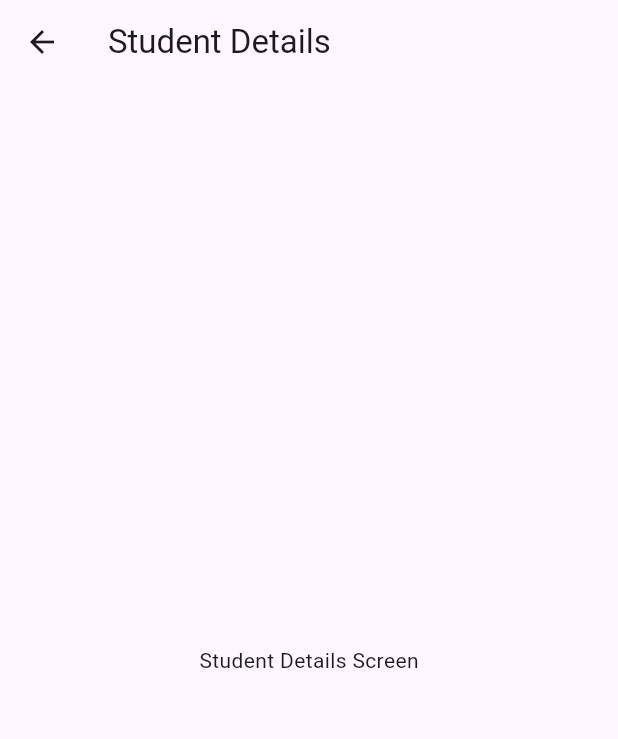
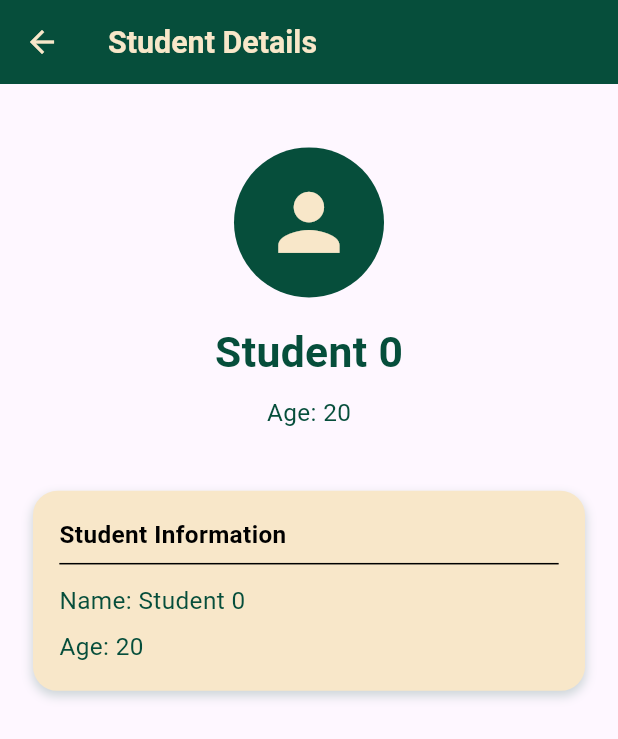
Before and after one commit to AhmedMaresh/my_student_app, a Flutter app: the screen it shows after launch, after a tap on an icon or button, on a phone screen of 412 x 824 dp. Shown: the top 739 px of the screen. Run offline on Flutter 3.47's test engine with Material 3 defaults, Android fonts, the phone set to English and light mode, and no system bars; our stand-ins replace flutter_screenutil.

Commit message:
finish student details screen

```diff
--- a/lib/core/themes/colors_manager.dart
+++ b/lib/core/themes/colors_manager.dart
@@ -3,4 +3,5 @@ import 'package:flutter/material.dart';
 class ColorsManager {
   static const Color darkGreen = Color(0xFF064E3B);
   static const Color beige = Color(0xFFF8E7C9);
+  static const Color black = Color(0xFF000000);
 }
--- a/lib/core/themes/styles.dart
+++ b/lib/core/themes/styles.dart
@@ -1,26 +1,32 @@
 import 'package:flutter/material.dart';
+import 'package:flutter_screenutil/flutter_screenutil.dart';
 import 'package:my_student_app/core/themes/colors_manager.dart';
 
 class Styles {
-  static TextStyle font28DarkGreenBold = const TextStyle(
-    fontSize: 28,
+  static TextStyle font28DarkGreenBold = TextStyle(
+    fontSize: 28.sp,
     fontWeight: FontWeight.bold,
     color: ColorsManager.darkGreen,
   );
 
-  static TextStyle font16BlackBold = const TextStyle(
-    fontSize: 16,
+  static TextStyle font20Bold = TextStyle(
+    fontSize: 20.sp,
     fontWeight: FontWeight.bold,
-    color: Colors.black,
   );
 
-  static TextStyle font16DarkGreenRegular = const TextStyle(
-    fontSize: 16,
+  static TextStyle font16BlackBold = TextStyle(
+    fontSize: 16.sp,
+    fontWeight: FontWeight.bold,
+    color: ColorsManager.black,
+  );
+
+  static TextStyle font16DarkGreenRegular = TextStyle(
+    fontSize: 16.sp,
     color: ColorsManager.darkGreen,
   );
 
-  static TextStyle font14BlackRegular = const TextStyle(
-    fontSize: 14,
-    color: Colors.black,
+  static TextStyle font14BlackRegular = TextStyle(
+    fontSize: 14.sp,
+    color: ColorsManager.black,
   );
 }
--- a/lib/features/manage_student/ui/student_details_screen.dart
+++ b/lib/features/manage_student/ui/student_details_screen.dart
@@ -1,4 +1,10 @@
 import 'package:flutter/material.dart';
+import 'package:flutter_screenutil/flutter_screenutil.dart';
+import 'package:my_student_app/core/helpers/spacing.dart';
+import 'package:my_student_app/core/themes/colors_manager.dart';
+import 'package:my_student_app/core/themes/styles.dart';
+import 'package:my_student_app/features/manage_student/ui/widgets/student_details_screen/student_details_card.dart';
+import 'package:my_student_app/features/manage_student/ui/widgets/student_details_screen/student_info.dart';
 
 class StudentDetailsScreen extends StatelessWidget {
   final String name;
@@ -12,8 +18,25 @@ class StudentDetailsScreen extends StatelessWidget {
   @override
   Widget build(BuildContext context) {
     return Scaffold(
-      appBar: AppBar(title: const Text('Student Details')),
-      body: const Center(child: Text('Student Details Screen')),
+      appBar: AppBar(
+        backgroundColor: ColorsManager.darkGreen,
+        foregroundColor: ColorsManager.beige,
+        elevation: 0,
+        title: Text('Student Details', style: Styles.font20Bold),
+      ),
+      body: Padding(
+        padding: EdgeInsets.all(20.w),
+        child: Column(
+          children: [
+            verticalSpace(20),
+            Center(
+              child: StudentInfo(name: name, age: age),
+            ),
+            verticalSpace(40),
+            StudentDetailsCard(name: name, age: age),
+          ],
+        ),
+      ),
     );
   }
 }
--- /dev/null
+++ b/lib/features/manage_student/ui/widgets/student_details_screen/student_details_card.dart
@@ -0,0 +1,41 @@
+import 'package:flutter/material.dart';
+import 'package:flutter_screenutil/flutter_screenutil.dart';
+import 'package:my_student_app/core/helpers/spacing.dart';
+import 'package:my_student_app/core/themes/colors_manager.dart';
+import 'package:my_student_app/core/themes/styles.dart';
+
+class StudentDetailsCard extends StatelessWidget {
+  final String name;
+  final int age;
+  const StudentDetailsCard({super.key, required this.name, required this.age});
+
+  @override
+  Widget build(BuildContext context) {
+    return Container(
+      width: double.infinity,
+      padding: EdgeInsets.all(16.w),
+      decoration: BoxDecoration(
+        color: ColorsManager.beige,
+        borderRadius: BorderRadius.circular(16.r),
+        boxShadow: [
+          BoxShadow(
+            color: ColorsManager.darkGreen.withValues(alpha: 0.2),
+            blurRadius: 5,
+            offset: const Offset(0, 3),
+          ),
+        ],
+      ),
+      child: Column(
+        crossAxisAlignment: CrossAxisAlignment.start,
+        children: [
+          Text('Student Information', style: Styles.font16BlackBold),
+          Divider(color: ColorsManager.black),
+          verticalSpace(5),
+          Text('Name: $name', style: Styles.font16DarkGreenRegular),
+          verticalSpace(8),
+          Text('Age: $age', style: Styles.font16DarkGreenRegular),
+        ],
+      ),
+    );
+  }
+}
--- /dev/null
+++ b/lib/features/manage_student/ui/widgets/student_details_screen/student_info.dart
@@ -0,0 +1,29 @@
+import 'package:flutter/material.dart';
+import 'package:flutter_screenutil/flutter_screenutil.dart';
+import 'package:my_student_app/core/helpers/spacing.dart';
+import 'package:my_student_app/core/themes/colors_manager.dart';
+import 'package:my_student_app/core/themes/styles.dart';
+
+class StudentInfo extends StatelessWidget {
+  final String name;
+  final int age;
+  const StudentInfo({super.key, required this.name, required this.age});
+
+  @override
+  Widget build(BuildContext context) {
+    return Column(
+      crossAxisAlignment: CrossAxisAlignment.center,
+      children: [
+        CircleAvatar(
+          radius: 50,
+          backgroundColor: ColorsManager.darkGreen,
+          child: Icon(Icons.person, size: 60.sp, color: ColorsManager.beige),
+        ),
+        verticalSpace(16),
+        Text(name, style: Styles.font28DarkGreenBold),
+        verticalSpace(8),
+        Text('Age: $age', style: Styles.font16DarkGreenRegular),
+      ],
+    );
+  }
+}
```
